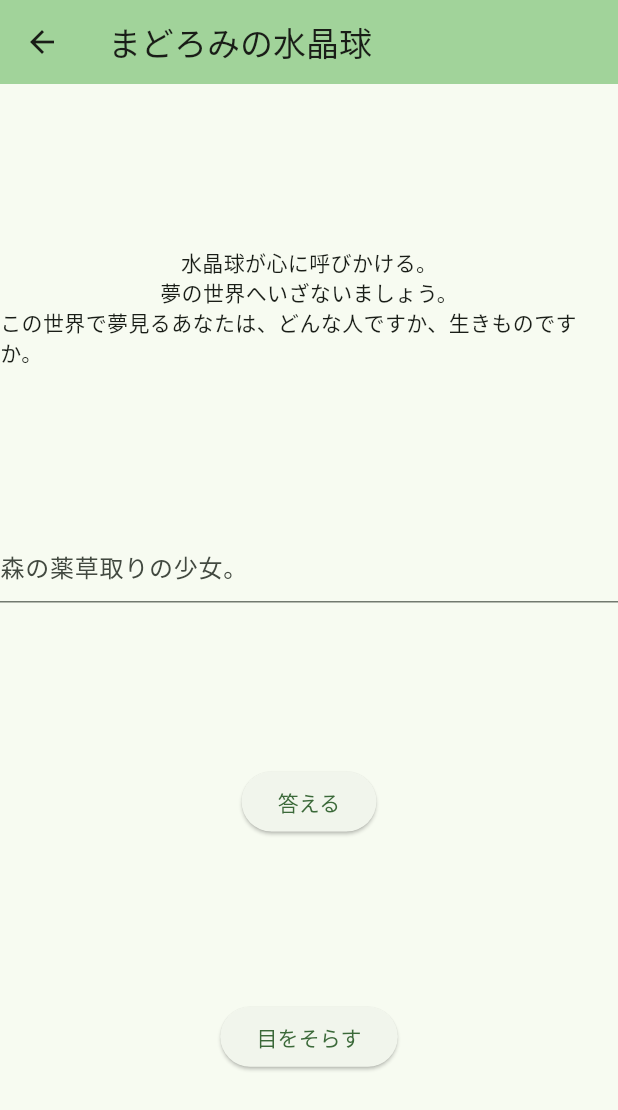
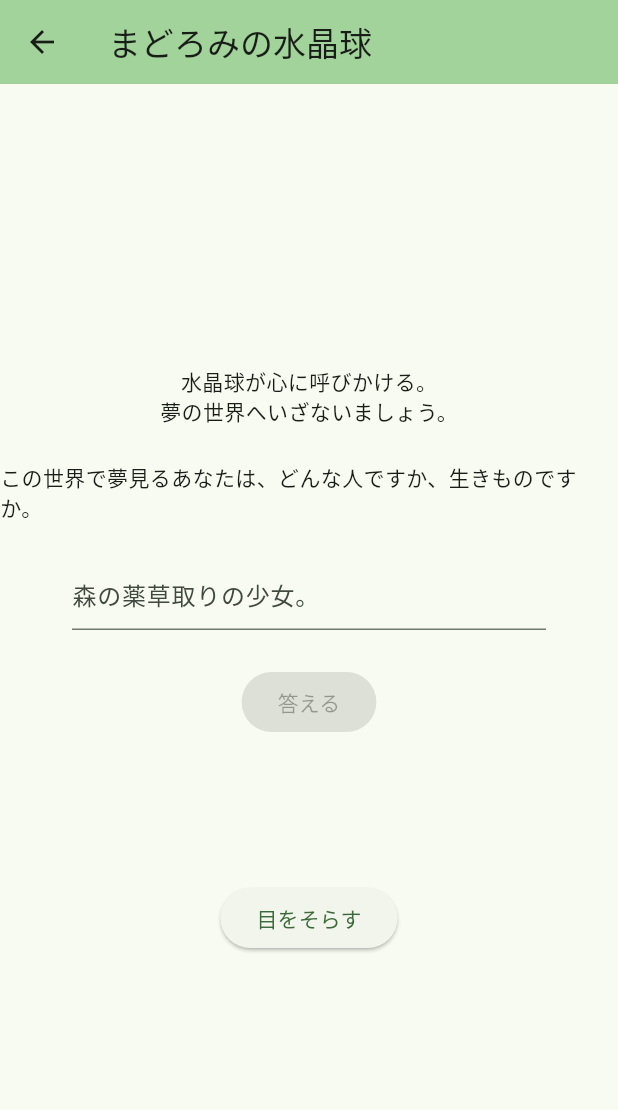
Before and after one commit to kareha-mirror/pot.lucidrowse, a Flutter app: the screen it shows after launch, after a tap on "まどろみの水晶球", on a phone screen of 412 x 824 dp. Shown: the top 1110 px of the screen. Run offline on Flutter 3.47's test engine with Material 3 defaults, Android fonts, the phone set to English and light mode, and no system bars.

Commit message:
Multiple character

```diff
--- a/client/lib/main.dart
+++ b/client/lib/main.dart
@@ -1,11 +1,28 @@
 import 'package:flutter/material.dart';
 
-enum InhabitStage { foreigner, inhabitant }
+enum InhabitKind {
+  foreigner,
+  inhabitant,
+  hermit,
+  forgotten;
+
+  bool get isForeigner => this == InhabitKind.foreigner;
+}
+
+class Player {
+  InhabitKind inhabitKind;
+  String flavorText;
+  String actionText;
+
+  Player.unnamed()
+    : inhabitKind = InhabitKind.foreigner,
+      flavorText = '',
+      actionText = '';
+}
 
 class AppState {
-  InhabitStage stage = InhabitStage.foreigner;
-  String profile = '';
-  String text = '';
+  Player player = Player.unnamed();
+  List<Player> inhabitants = [];
 }
 
 void main() {
@@ -54,27 +71,27 @@ class _FrontPageState extends State<FrontPage> {
         child: Column(
           mainAxisAlignment: .center,
           children: [
-            Spacer(),
+            SizedBox(height: 48),
             ElevatedButton(
               onPressed: () => Navigator.pushNamed(context, '/home'),
               child: Text('まどろみの水晶球'),
             ),
-            Spacer(),
+            SizedBox(height: 48),
             ElevatedButton(
               onPressed: () => Navigator.pushNamed(context, '/explore'),
-              child: Text('光がおどる小箱'),
+              child: Text('光おどる小箱'),
             ),
-            Spacer(),
+            SizedBox(height: 48),
             ElevatedButton(
               onPressed: () => Navigator.pushNamed(context, '/help'),
               child: Text('親切な鏡の精'),
             ),
-            Spacer(),
+            SizedBox(height: 96),
             ElevatedButton(
               onPressed: () => Navigator.pushNamed(context, '/debug'),
-              child: Text('古びた道具箱'),
+              child: Text('汚れた道具箱'),
             ),
-            Spacer(),
+            SizedBox(height: 48),
           ],
         ),
       ),
@@ -107,15 +124,17 @@ class _HomePageState extends State<HomePage> {
   }
 
   void _submitText(String value) {
-    if (widget.state.stage == InhabitStage.foreigner) {
+    if (widget.state.player.inhabitKind.isForeigner) {
       setState(() {
-        widget.state.profile = value;
-        widget.state.stage = InhabitStage.inhabitant;
+        widget.state.player.flavorText = value;
+        widget.state.player.inhabitKind = InhabitKind.inhabitant;
         _controller.text = '';
+
+        widget.state.inhabitants.add(widget.state.player);
       });
     } else {
       setState(() {
-        widget.state.text = value;
+        widget.state.player.actionText = value;
         _controller.text = '';
       });
     }
@@ -132,47 +151,62 @@ class _HomePageState extends State<HomePage> {
         child: Column(
           mainAxisAlignment: .center,
           children: [
-            Spacer(),
-            if (widget.state.stage == InhabitStage.foreigner) ...[
+            SizedBox(height: 48),
+            if (widget.state.player.inhabitKind.isForeigner) ...[
               Text('水晶球が心に呼びかける。'),
               Text('夢の世界へいざないましょう。'),
+              SizedBox(height: 24),
               Text('この世界で夢見るあなたは、どんな人ですか、生きものですか。'),
             ] else ...[
               Text('水晶球が心に問いかける。'),
+              SizedBox(height: 24),
               Text('今日は何をしましたか？'),
             ],
-            Spacer(),
-            if (widget.state.stage == InhabitStage.foreigner)
-              TextField(
+            SizedBox(height: 24),
+            if (widget.state.player.inhabitKind.isForeigner)
+              Padding(
+                padding: EdgeInsets.symmetric(horizontal: 48),
+                child: TextField(
                   controller: _controller,
                   decoration: InputDecoration(hintText: '森の薬草取りの少女。'),
                   onSubmitted: (String value) => _submitText(value),
+                  onChanged: (String value) => setState(() {}),
+                  maxLines: null,
+                ),
               )
             else
-              TextField(
+              Padding(
+                padding: EdgeInsets.symmetric(horizontal: 48),
+                child: TextField(
                   controller: _controller,
                   decoration: InputDecoration(hintText: '冒険者の泉で魚釣りをしてみた。'),
                   onSubmitted: (String value) => _submitText(value),
+                  onChanged: (String value) => setState(() {}),
+                  maxLines: null,
                 ),
-            Spacer(),
+              ),
+            SizedBox(height: 24),
+            if (_controller.text == '')
+              ElevatedButton(onPressed: null, child: Text('答える'))
+            else
               ElevatedButton(
                 onPressed: () => _submitText(_controller.text),
                 child: Text('答える'),
               ),
-            if (widget.state.profile != '') ...[
-              Spacer(),
-              Text('${widget.state.profile}'),
+            if (widget.state.player.flavorText != '') ...[
+              SizedBox(height: 48),
+              Text('${widget.state.player.flavorText}'),
             ],
-            if (widget.state.text != '') ...[
-              Spacer(),
-              Text('${widget.state.text}'),
+            if (widget.state.player.actionText != '') ...[
+              SizedBox(height: 48),
+              Text('${widget.state.player.actionText}'),
             ],
-            Spacer(),
+            SizedBox(height: 96),
             ElevatedButton(
               onPressed: () => Navigator.pushNamed(context, '/'),
               child: Text('目をそらす'),
             ),
-            Spacer(),
+            SizedBox(height: 48),
           ],
         ),
       ),
@@ -190,33 +224,42 @@ class ExplorePage extends StatefulWidget {
 }
 
 class _ExplorePageState extends State<ExplorePage> {
+  List<Widget> inhabitantsList() {
+    List<Widget> list = [];
+    for (final inhabitant in widget.state.inhabitants) {
+      list.add(SizedBox(height: 24));
+      list.add(Text('${inhabitant.flavorText}'));
+      list.add(Text('${inhabitant.actionText}'));
+    }
+    return list;
+  }
+
   @override
   Widget build(BuildContext context) {
     return Scaffold(
       appBar: AppBar(
         backgroundColor: Theme.of(context).colorScheme.inversePrimary,
-        title: Text('光がおどる小箱'),
+        title: Text('光おどる小箱'),
       ),
       body: Center(
         child: Column(
           mainAxisAlignment: .center,
           children: [
-            Spacer(),
+            SizedBox(height: 48),
             Text('夢の世界の住人たち'),
-            if (widget.state.stage == InhabitStage.inhabitant) ...[
-              Spacer(),
-              Text('${widget.state.profile}'),
-              Text('${widget.state.text}'),
+            if (widget.state.inhabitants.isEmpty) ...[
+              SizedBox(height: 48),
+              Text('まだ誰も住んでない。'),
             ] else ...[
-              Spacer(),
-              Text('まだ誰も住んでない。'),
+              SizedBox(height: 24),
+              ...inhabitantsList(),
             ],
-            Spacer(),
+            SizedBox(height: 96),
             ElevatedButton(
               onPressed: () => Navigator.pushNamed(context, '/'),
               child: Text('ふたを閉じる'),
             ),
-            Spacer(),
+            SizedBox(height: 48),
           ],
         ),
       ),
@@ -243,18 +286,18 @@ class _HelpPageState extends State<HelpPage> {
         child: Column(
           mainAxisAlignment: .center,
           children: [
-            Spacer(),
+            SizedBox(height: 48),
             Text('まどろみの水晶球をのぞき込むと、夢の世界につながるよ。'),
             Text('そこでは、みんなの夢がひとつになるんだ。'),
-            Spacer(),
+            SizedBox(height: 48),
             Text('光がおどる小箱を開けると、この世界に住むに仲間たちに出会えるよ。'),
             Text('話しかけることはできないけど、すれちがうことはあるかもしれない。'),
-            Spacer(),
+            SizedBox(height: 96),
             ElevatedButton(
               onPressed: () => Navigator.pushNamed(context, '/'),
               child: Text('目をそらす'),
             ),
-            Spacer(),
+            SizedBox(height: 48),
           ],
         ),
       ),
@@ -277,13 +320,33 @@ class _DebugPageState extends State<DebugPage> {
     return Scaffold(
       appBar: AppBar(
         backgroundColor: Theme.of(context).colorScheme.inversePrimary,
-        title: Text('古びた道具箱'),
+        title: Text('汚れた道具箱'),
       ),
       body: Center(
         child: Column(
           mainAxisAlignment: .center,
           children: [
-            Spacer(),
+            SizedBox(height: 48),
+            if (widget.state.player.inhabitKind.isForeigner)
+              ElevatedButton(onPressed: null, child: Text('自分を手放す'))
+            else
+              ElevatedButton(
+                onPressed: () =>
+                    setState(() => widget.state.player = Player.unnamed()),
+                child: Text('自分を手放す'),
+              ),
+            SizedBox(height: 48),
+            if (widget.state.inhabitants.isEmpty)
+              ElevatedButton(onPressed: null, child: Text('住人たちを解放する'))
+            else
+              ElevatedButton(
+                onPressed: () => setState(() {
+                  widget.state.player = Player.unnamed();
+                  widget.state.inhabitants = [];
+                }),
+                child: Text('住人たちを追い出す'),
+              ),
+            SizedBox(height: 96),
             ElevatedButton(
               onPressed: () => Navigator.pushNamed(context, '/'),
               child: Text('ふたを閉じる'),
```
Lines whose indentation alone changed are shown as unchanged.
